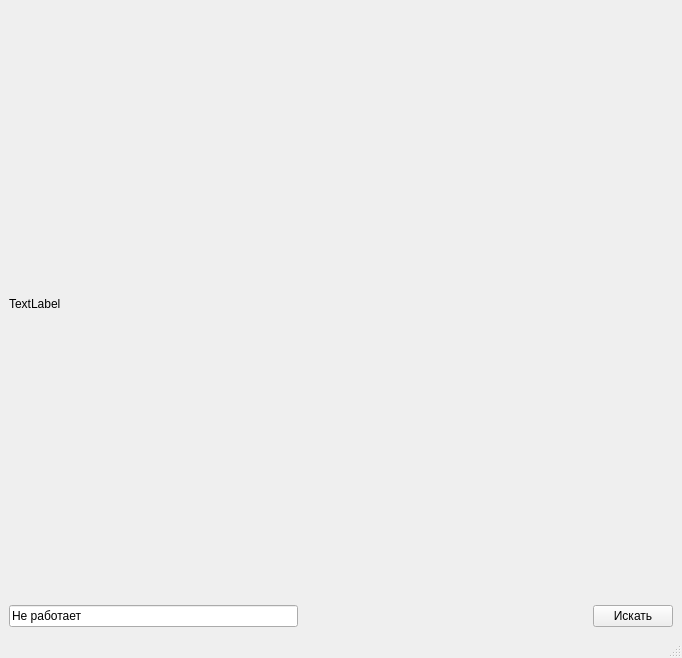
First picture: the form in forms/menu.ui, repository Fr-noname/classroom, before the edit.
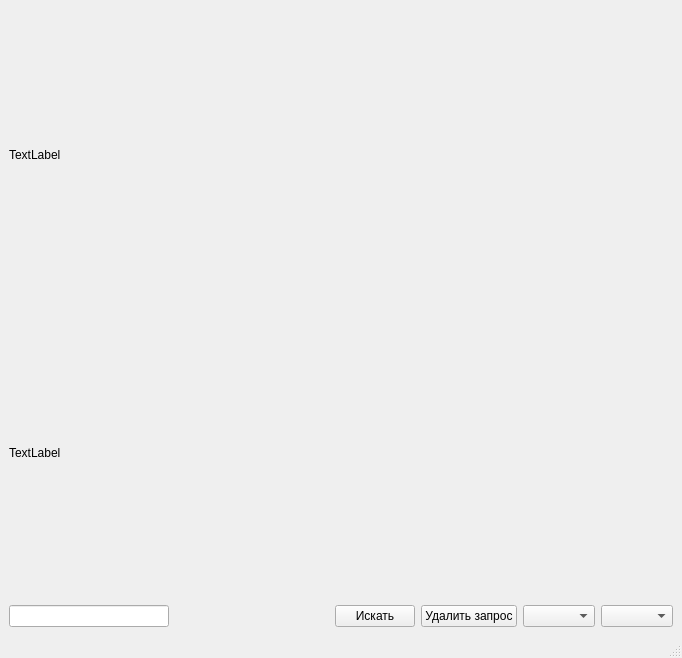
Second picture: the form after the edit.

Diff of the .ui file:
```diff
--- a/forms/menu.ui
+++ b/forms/menu.ui
@@ -18,7 +18,14 @@
     <item>
      <layout class="QVBoxLayout" name="verticalLayout_2">
       <item>
-       <widget class="QLabel" name="image">
+       <widget class="QLabel" name="image_label">
+        <property name="text">
+         <string>TextLabel</string>
+        </property>
+       </widget>
+      </item>
+      <item>
+       <widget class="QLabel" name="address_label">
         <property name="text">
          <string>TextLabel</string>
         </property>
@@ -29,7 +36,7 @@
         <item>
          <widget class="QLineEdit" name="edit">
           <property name="text">
-           <string>Не работает</string>
+           <string/>
           </property>
          </widget>
         </item>
@@ -53,6 +60,19 @@
           </property>
          </widget>
         </item>
+        <item>
+         <widget class="QPushButton" name="remove_button">
+          <property name="text">
+           <string>Удалить запрос</string>
+          </property>
+         </widget>
+        </item>
+        <item>
+         <widget class="QComboBox" name="postal_box"/>
+        </item>
+        <item>
+         <widget class="QComboBox" name="type_box"/>
+        </item>
        </layout>
       </item>
      </layout>
```
Left out of the diff: 4 changed lines with no effect on the pictures.
